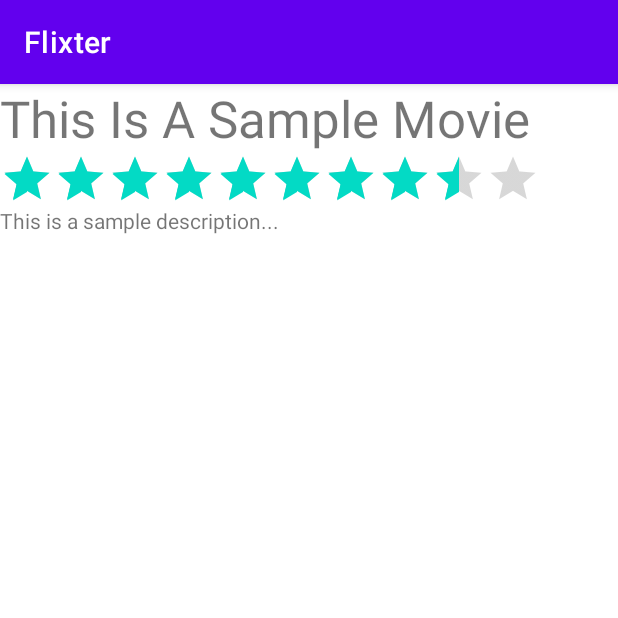
After one commit to rachelquijano/Flixter, an Android app: the DetailActivity screen opened directly, with no data from a screen before it, on a phone screen of 412 x 824 dp, the top half of it. The commit adds this screen. Run offline under Robolectric (Android 15) with nearby library versions, the phone set to English and light mode, and no system bars; libraries missing offline, so code that uses them is left out: org.parceler; 4 statements that could not run were skipped.

Commit message:
Implemented detailed activity.

```diff
--- a/app/build.gradle
+++ b/app/build.gradle
@@ -38,5 +38,7 @@ dependencies {
     implementation 'com.codepath.libraries:asynchttpclient:0.0.9'
     implementation 'com.github.bumptech.glide:glide:4.12.0'
     // Glide v4 uses this new annotation processor -- see https://bumptech.github.io/glide/doc/generatedapi.html
+    implementation 'org.parceler:parceler-api:1.1.12'
+    annotationProcessor 'org.parceler:parceler:1.1.12'
     annotationProcessor 'com.github.bumptech.glide:compiler:4.12.0'
 }
--- a/app/src/main/AndroidManifest.xml
+++ b/app/src/main/AndroidManifest.xml
@@ -2,8 +2,9 @@
 <manifest xmlns:android="http://schemas.android.com/apk/res/android"
     package="com.rachelquijano.flixter">
 
-    <uses-permission android:name="android.permission.INTERNET"/>
+    <uses-permission android:name="android.permission.INTERNET" />
     <uses-permission android:name="android.permission.ACCESS_NETWORK_STATE" />
+
     <application
         android:allowBackup="true"
         android:icon="@mipmap/ic_launcher"
@@ -11,6 +12,9 @@
         android:roundIcon="@mipmap/ic_launcher_round"
         android:supportsRtl="true"
         android:theme="@style/Theme.Flixter">
+        <activity
+            android:name=".DetailActivity"
+            android:exported="true" />
         <activity
             android:name=".MainActivity"
             android:exported="true">
--- /dev/null
+++ b/app/src/main/java/com/rachelquijano/flixter/DetailActivity.java
@@ -0,0 +1,34 @@
+package com.rachelquijano.flixter;
+
+import androidx.appcompat.app.AppCompatActivity;
+
+import android.os.Bundle;
+import android.widget.RatingBar;
+import android.widget.TextView;
+
+import com.rachelquijano.flixter.models.Movie;
+
+import org.parceler.Parcels;
+
+public class DetailActivity extends AppCompatActivity {
+
+    TextView tvTitle;
+    TextView tvOverview;
+    RatingBar ratingBar;
+
+
+    @Override
+    protected void onCreate(Bundle savedInstanceState) {
+        super.onCreate(savedInstanceState);
+        setContentView(R.layout.activity_detail);
+
+        tvTitle = findViewById(R.id.tvTitleD);
+        tvOverview = findViewById(R.id.tvOverviewD);
+        ratingBar = findViewById(R.id.ratingBar);
+
+        Movie movie = Parcels.unwrap(getIntent().getParcelableExtra("movie"));
+        tvTitle.setText(movie.getTitle());
+        tvOverview.setText(movie.getOverview());
+        ratingBar.setRating((float)movie.getRating());
+    }
+}
--- a/app/src/main/res/layout-land/item_movie.xml
+++ b/app/src/main/res/layout-land/item_movie.xml
@@ -2,6 +2,7 @@
 <RelativeLayout xmlns:android="http://schemas.android.com/apk/res/android"
     xmlns:app="http://schemas.android.com/apk/res-auto"
     xmlns:tools="http://schemas.android.com/tools"
+    android:id="@+id/container"
     android:layout_width="match_parent"
     android:layout_height="wrap_content">
 
@@ -66,5 +67,4 @@
         tools:text="Supervillains Harley Quinn, Bloodsport, Peacemaker and a collection of nutty cons at Belle Reve prison join the super-secret, super-shady Task Force X as they are dropped off at the remote, enemy-infused island of Corto Maltese." />
 
 
-
 </RelativeLayout>
--- /dev/null
+++ b/app/src/main/res/layout/activity_detail.xml
@@ -0,0 +1,32 @@
+<?xml version="1.0" encoding="utf-8"?>
+<LinearLayout
+    xmlns:android="http://schemas.android.com/apk/res/android"
+    xmlns:app="http://schemas.android.com/apk/res-auto"
+    xmlns:tools="http://schemas.android.com/tools"
+    android:layout_width="match_parent"
+    android:layout_height="match_parent"
+    android:orientation="vertical"
+    tools:context=".DetailActivity">
+
+    <TextView
+        android:id="@+id/tvTitleD"
+        android:layout_width="match_parent"
+        android:layout_height="wrap_content"
+        android:text="This Is A Sample Movie"
+        android:textSize="34sp" />
+
+    <RatingBar
+        android:id="@+id/ratingBar"
+        style="@style/Widget.AppCompat.RatingBar.Indicator"
+        android:layout_width="wrap_content"
+        android:layout_height="wrap_content"
+        android:isIndicator="true"
+        android:numStars="10"
+        android:rating="8.5" />
+
+    <TextView
+        android:id="@+id/tvOverviewD"
+        android:layout_width="match_parent"
+        android:layout_height="wrap_content"
+        android:text="This is a sample description..." />
+</LinearLayout>
--- a/app/src/main/res/layout/item_movie.xml
+++ b/app/src/main/res/layout/item_movie.xml
@@ -2,6 +2,7 @@
 <RelativeLayout xmlns:android="http://schemas.android.com/apk/res/android"
     xmlns:app="http://schemas.android.com/apk/res-auto"
     xmlns:tools="http://schemas.android.com/tools"
+    android:id="@+id/container"
     android:layout_width="match_parent"
     android:layout_height="wrap_content">
 
@@ -66,5 +67,4 @@
         tools:text="Supervillains Harley Quinn, Bloodsport, Peacemaker and a collection of nutty cons at Belle Reve prison join the super-secret, super-shady Task Force X as they are dropped off at the remote, enemy-infused island of Corto Maltese." />
 
 
-
 </RelativeLayout>
```
Also changed, not shown: app/src/main/java/com/rachelquijano/flixter/adapters/MovieAdapter.java (+18 -0 lines), app/src/main/java/com/rachelquijano/flixter/models/Movie.java (+10 -0 lines).
